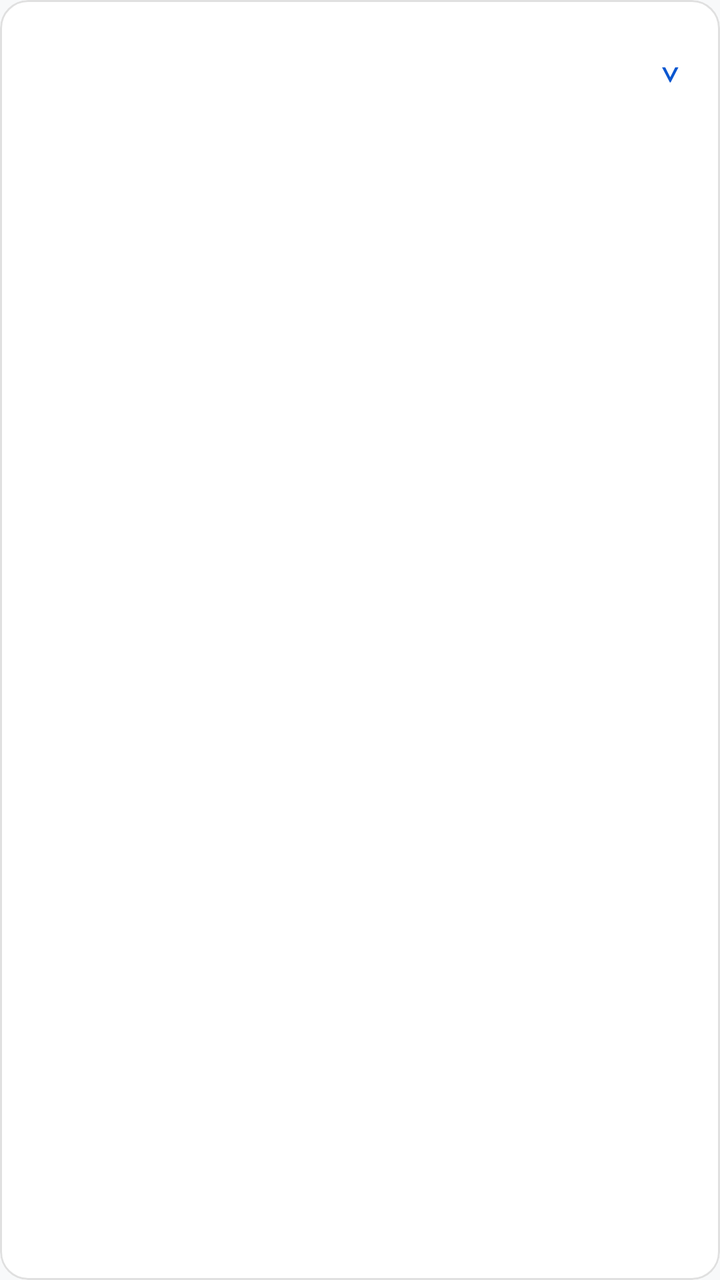
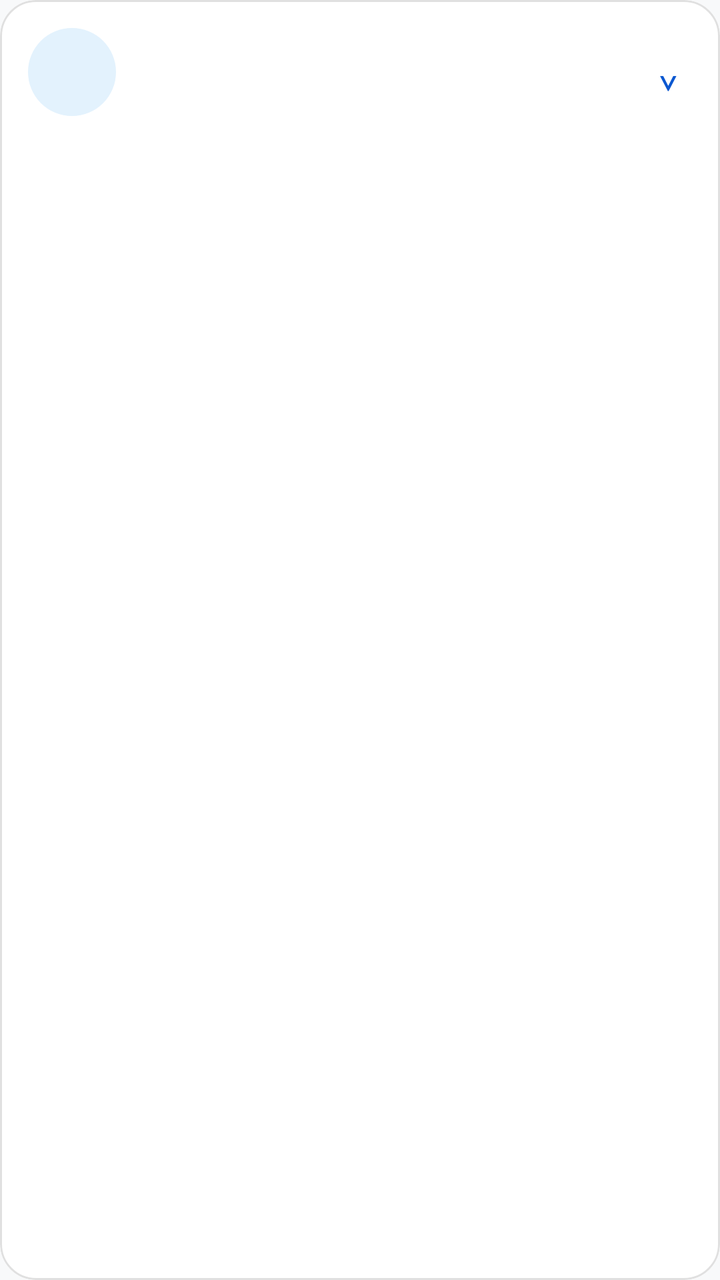

Screens rendered from an Android XML layout before and after an edit, with the pre-edit source and the edit as a unified diff.
<!-- AndroidManifest.xml: application theme Theme.OrderPro -->
<!-- res/layout/item_sales_employee.xml -->
<?xml version="1.0" encoding="utf-8"?>
<com.google.android.material.card.MaterialCardView xmlns:android="http://schemas.android.com/apk/res/android"
    xmlns:app="http://schemas.android.com/apk/res-auto"
    android:layout_width="match_parent"
    android:layout_height="wrap_content"
    android:layout_marginBottom="8dp"
    android:clickable="true"
    android:focusable="true"
    app:cardBackgroundColor="@color/surface_light"
    app:cardCornerRadius="14dp"
    app:rippleColor="@color/google_blue_container"
    app:strokeColor="@color/outline_light"
    app:strokeWidth="1dp">

    <LinearLayout
        android:layout_width="match_parent"
        android:layout_height="wrap_content"
        android:baselineAligned="false"
        android:gravity="center_vertical"
        android:orientation="horizontal"
        android:paddingHorizontal="13dp"
        android:paddingVertical="11dp">

        <LinearLayout
            android:layout_width="0dp"
            android:layout_height="wrap_content"
            android:layout_weight="1"
            android:orientation="vertical">

            <LinearLayout
                android:layout_width="match_parent"
                android:layout_height="wrap_content"
                android:gravity="center_vertical"
                android:orientation="horizontal">

                <TextView
                    android:id="@+id/employeeName"
                    android:layout_width="0dp"
                    android:layout_height="wrap_content"
                    android:layout_weight="1"
                    android:ellipsize="end"
                    android:maxLines="2"
                    android:textColor="@color/on_surface_light"
                    android:textSize="15sp"
                    android:textStyle="bold" />


            </LinearLayout>

            <TextView
                android:id="@+id/employeeSummary"
                android:layout_width="match_parent"
                android:layout_height="wrap_content"
                android:layout_marginTop="5dp"
                android:ellipsize="end"
                android:maxLines="1"
                android:textColor="@color/on_surface_variant_light"
                android:textSize="12sp" />
        </LinearLayout>

        <LinearLayout
            android:layout_width="wrap_content"
            android:layout_height="wrap_content"
            android:layout_marginStart="8dp"
            android:gravity="end|center_vertical"
            android:orientation="horizontal">

            <LinearLayout
                android:layout_width="wrap_content"
                android:layout_height="wrap_content"
                android:gravity="end"
                android:orientation="vertical">

                <TextView
                    android:id="@+id/employeeTotalLabel"
                    android:layout_width="wrap_content"
                    android:layout_height="wrap_content"
                    android:textColor="@color/on_surface_variant_light"
                    android:textSize="10sp"
                    android:textStyle="bold" />

                <TextView
                    android:id="@+id/employeeTotal"
                    android:layout_width="wrap_content"
                    android:layout_height="wrap_content"
                    android:layout_marginTop="2dp"
                    android:textColor="@color/google_blue"
                    android:textSize="14sp"
                    android:textStyle="bold" />
            </LinearLayout>

            <TextView
                android:id="@+id/employeeExpandIcon"
                android:layout_width="24dp"
                android:layout_height="36dp"
                android:layout_marginStart="3dp"
                android:gravity="center"
                android:importantForAccessibility="no"
                android:text="⌄"
                android:textColor="@color/google_blue"
                android:textSize="20sp" />
        </LinearLayout>
    </LinearLayout>
</com.google.android.material.card.MaterialCardView>
<!-- resources referenced by this layout -->
<resources>
  <color name="google_blue">#0B57D0</color>
  <color name="google_blue_container">#D3E3FD</color>
  <color name="on_surface_light">#1F1F1F</color>
  <color name="on_surface_variant_light">#444746</color>
  <color name="outline_light">#E0E0E0</color>
  <color name="surface_light">#FFFFFF</color>
  <style name="Theme.OrderPro" parent="Theme.Material3.DayNight.NoActionBar">
          <item name="colorPrimary">@color/google_blue</item>
          <item name="colorOnPrimary">@color/surface_light</item>
          <item name="colorPrimaryContainer">@color/google_blue_container</item>
          <item name="colorOnPrimaryContainer">@color/on_google_blue_container</item>
          <item name="android:colorBackground">@color/background_light</item>
          <item name="colorSurface">@color/surface_light</item>
          <item name="colorSurfaceVariant">@color/tonal_surface_light</item>
          <item name="colorOnSurface">@color/on_surface_light</item>
          <item name="colorOnSurfaceVariant">@color/on_surface_variant_light</item>
          <item name="colorOutline">@color/outline_light</item>
      </style>
  <color name="on_google_blue_container">#041E49</color>
  <color name="background_light">#F8F9FA</color>
  <color name="tonal_surface_light">#F3F6FC</color>
</resources>

<!-- the commit's change to res/layout/item_sales_employee.xml (unified diff, before → after) -->
@@ -3,11 +3,12 @@
     xmlns:app="http://schemas.android.com/apk/res-auto"
     android:layout_width="match_parent"
     android:layout_height="wrap_content"
-    android:layout_marginBottom="8dp"
+    android:layout_marginBottom="@dimen/card_margin_bottom"
     android:clickable="true"
     android:focusable="true"
     app:cardBackgroundColor="@color/surface_light"
-    app:cardCornerRadius="14dp"
+    app:cardCornerRadius="@dimen/card_corner_radius_expressive"
+    app:cardElevation="0dp"
     app:rippleColor="@color/google_blue_container"
     app:strokeColor="@color/outline_light"
     app:strokeWidth="1dp">
@@ -18,8 +19,18 @@
         android:baselineAligned="false"
         android:gravity="center_vertical"
         android:orientation="horizontal"
-        android:paddingHorizontal="13dp"
-        android:paddingVertical="11dp">
+        android:padding="@dimen/card_padding">
+
+        <TextView
+            android:id="@+id/employeeAvatar"
+            android:layout_width="44dp"
+            android:layout_height="44dp"
+            android:layout_marginEnd="12dp"
+            android:background="@drawable/bg_employee_avatar"
+            android:gravity="center"
+            android:textColor="@color/google_blue"
+            android:textSize="15sp"
+            android:textStyle="bold" />
 
         <LinearLayout
             android:layout_width="0dp"
@@ -27,31 +38,21 @@
             android:layout_weight="1"
             android:orientation="vertical">
 
-            <LinearLayout
+            <TextView
+                android:id="@+id/employeeName"
                 android:layout_width="match_parent"
                 android:layout_height="wrap_content"
-                android:gravity="center_vertical"
-                android:orientation="horizontal">
-
-                <TextView
-                    android:id="@+id/employeeName"
-                    android:layout_width="0dp"
-                    android:layout_height="wrap_content"
-                    android:layout_weight="1"
-                    android:ellipsize="end"
-                    android:maxLines="2"
-                    android:textColor="@color/on_surface_light"
-                    android:textSize="15sp"
-                    android:textStyle="bold" />
-
-
-            </LinearLayout>
+                android:ellipsize="end"
+                android:maxLines="1"
+                android:textColor="@color/on_surface_light"
+                android:textSize="15sp"
+                android:textStyle="bold" />
 
             <TextView
                 android:id="@+id/employeeSummary"
                 android:layout_width="match_parent"
                 android:layout_height="wrap_content"
-                android:layout_marginTop="5dp"
+                android:layout_marginTop="4dp"
                 android:ellipsize="end"
                 android:maxLines="1"
                 android:textColor="@color/on_surface_variant_light"
@@ -84,6 +85,8 @@
                     android:layout_width="wrap_content"
                     android:layout_height="wrap_content"
                     android:layout_marginTop="2dp"
+                    android:gravity="end"
+                    android:maxLines="1"
                     android:textColor="@color/google_blue"
                     android:textSize="14sp"
                     android:textStyle="bold" />
@@ -93,7 +96,7 @@
                 android:id="@+id/employeeExpandIcon"
                 android:layout_width="24dp"
                 android:layout_height="36dp"
-                android:layout_marginStart="3dp"
+                android:layout_marginStart="4dp"
                 android:gravity="center"
                 android:importantForAccessibility="no"
                 android:text="⌄"
<!-- resource entries referenced after the edit -->
@@ -6,6 +6,15 @@
   <color name="on_surface_variant_light">#444746</color>
   <color name="outline_light">#E0E0E0</color>
   <color name="surface_light">#FFFFFF</color>
+  <dimen name="card_corner_radius_expressive">18dp</dimen>
+  <dimen name="card_margin_bottom">8dp</dimen>
+  <dimen name="card_padding">14dp</dimen>
+  <!-- drawable bg_employee_avatar (drawable) -->
+  <?xml version="1.0" encoding="utf-8"?>
+  <shape xmlns:android="http://schemas.android.com/apk/res/android"
+      android:shape="oval">
+      <solid android:color="#E3F2FD" />
+  </shape>
   <style name="Theme.OrderPro" parent="Theme.Material3.DayNight.NoActionBar">
           <item name="colorPrimary">@color/google_blue</item>
           <item name="colorOnPrimary">@color/surface_light</item>
@@ -17,9 +26,23 @@
           <item name="colorOnSurface">@color/on_surface_light</item>
           <item name="colorOnSurfaceVariant">@color/on_surface_variant_light</item>
           <item name="colorOutline">@color/outline_light</item>
+  
+          
+          <item name="shapeAppearanceCornerSmall">@style/ShapeAppearance.OrderPro.SmallComponent</item>
+          <item name="shapeAppearanceCornerMedium">@style/ShapeAppearance.OrderPro.MediumComponent</item>
+          <item name="shapeAppearanceCornerLarge">@style/ShapeAppearance.OrderPro.LargeComponent</item>
       </style>
   <color name="on_google_blue_container">#041E49</color>
   <color name="background_light">#F8F9FA</color>
   <color name="tonal_surface_light">#F3F6FC</color>
+  <style name="ShapeAppearance.OrderPro.SmallComponent" parent="ShapeAppearance.Material3.Corner.Small">
+          <item name="cornerSize">10dp</item>
+      </style>
+  <style name="ShapeAppearance.OrderPro.MediumComponent" parent="ShapeAppearance.Material3.Corner.Medium">
+          <item name="cornerSize">18dp</item>
+      </style>
+  <style name="ShapeAppearance.OrderPro.LargeComponent" parent="ShapeAppearance.Material3.Corner.Large">
+          <item name="cornerSize">24dp</item>
+      </style>
 </resources>
 
